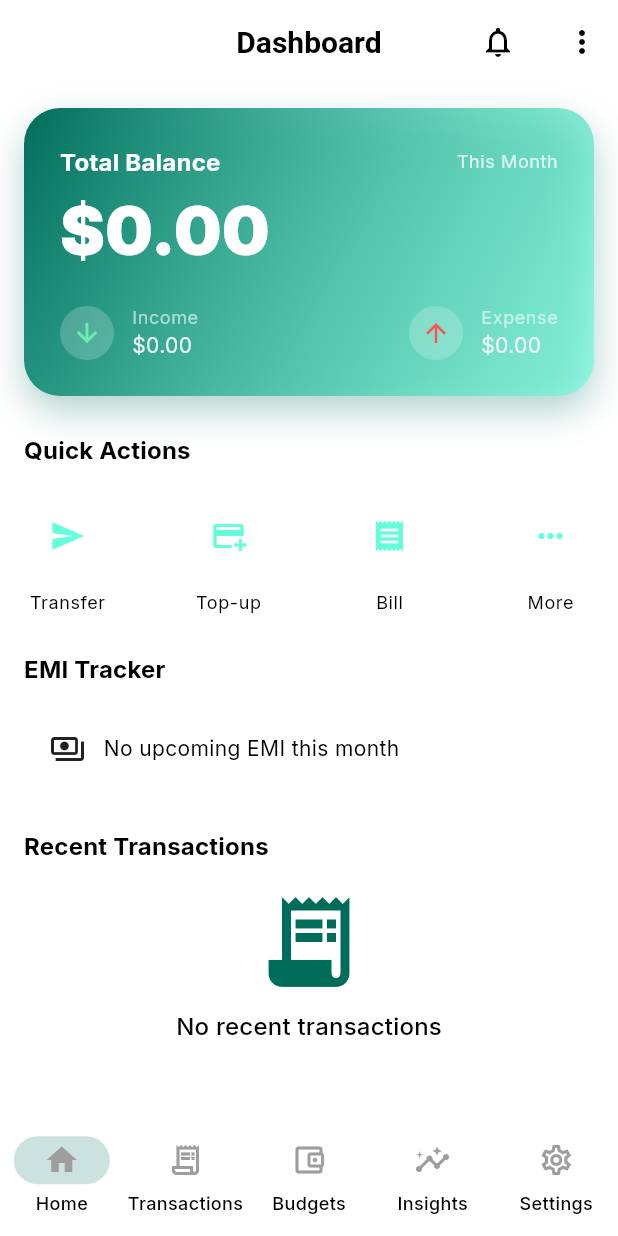
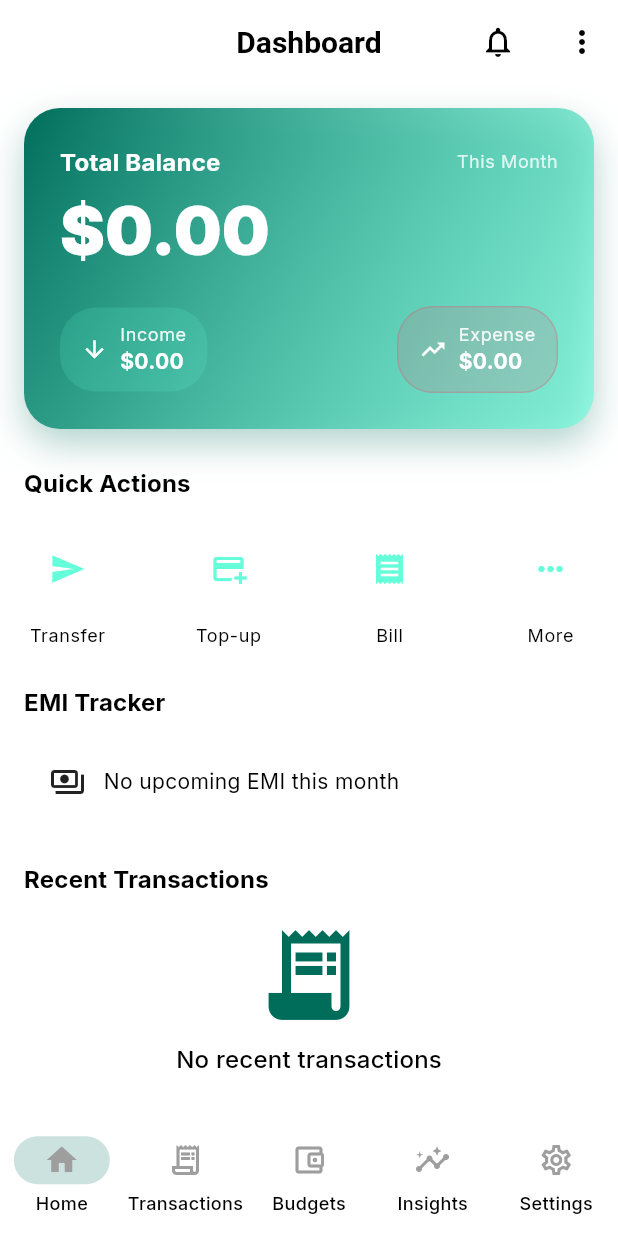
Before and after one commit to KameshEas/Cashlyze_Flutter, a Flutter app: the screen it shows once a user with an empty profile is signed in, on a phone screen of 412 x 824 dp. Run offline on Flutter 3.47's test engine with Material 3 defaults, Android fonts, the phone set to English and light mode, and no system bars; our stand-ins replace dio, firebase_analytics, firebase_auth, firebase_core, firebase_crashlytics, firebase_database and 6 more; accounts and stored records are empty.

Commit message:
style(home): update balance detail widget styling to use theme colors
Refactor the balance detail widget to use theme colors for better consistency.
Added container styling with rounded corners and improved icon visibility.

```diff
--- a/lib/features/home/home_screen.dart
+++ b/lib/features/home/home_screen.dart
@@ -91,22 +91,41 @@ class HomeScreen extends ConsumerWidget {
         ),
         const SizedBox(height: 24),
         Row(mainAxisAlignment: MainAxisAlignment.spaceBetween, children: [
-          _buildBalanceDetail(context, 'Income', formatAmount(kpis.income, currency), Icons.arrow_downward, Colors.greenAccent),
-          _buildBalanceDetail(context, 'Expense', formatAmount(kpis.expense, currency), Icons.arrow_upward, Colors.redAccent),
+          _buildBalanceDetail(context, 'Income', formatAmount(kpis.income, currency), Icons.arrow_downward, Theme.of(context).colorScheme.secondary),
+          _buildBalanceDetail(context, 'Expense', formatAmount(kpis.expense, currency), Icons.arrow_upward, Theme.of(context).colorScheme.error),
         ]),
       ]),
     );
   }
 
   Widget _buildBalanceDetail(BuildContext context, String label, String amount, IconData icon, Color color) {
-    return Row(children: [
-      Container(padding: const EdgeInsets.all(8), decoration: BoxDecoration(color: Colors.white.withValues(alpha: 0.2), shape: BoxShape.circle), child: Icon(icon, color: color, size: 20)),
-      const SizedBox(width: 12),
-      Column(crossAxisAlignment: CrossAxisAlignment.start, children: [
-        Text(label, style: Theme.of(context).textTheme.bodySmall?.copyWith(color: Colors.white.withValues(alpha: 0.6))),
-        Text(amount, style: Theme.of(context).textTheme.bodyMedium?.copyWith(color: Colors.white.withValues(alpha: 0.9))),
-      ]),
-    ]);
+    final scheme = Theme.of(context).colorScheme;
+    final isExpense = label.toLowerCase().contains('expense');
+    final bg = isExpense ? scheme.error.withValues(alpha: 0.2) : color.withValues(alpha: 0.15);
+    final border = isExpense ? Border.all(color: scheme.error.withValues(alpha: 0.35)) : null;
+    final ic = isExpense ? Icons.trending_up : icon;
+    return Container(
+      padding: const EdgeInsets.symmetric(horizontal: 14, vertical: 10),
+      decoration: BoxDecoration(
+        color: bg,
+        borderRadius: BorderRadius.circular(24),
+        border: border,
+      ),
+      child: Row(
+        mainAxisSize: MainAxisSize.min,
+        children: [
+          Icon(ic, color: Colors.white, size: 18),
+          const SizedBox(width: 8),
+          Column(
+            crossAxisAlignment: CrossAxisAlignment.start,
+            children: [
+              Text(label, style: Theme.of(context).textTheme.bodySmall?.copyWith(color: Colors.white.withValues(alpha: 0.9))),
+              Text(amount, style: Theme.of(context).textTheme.bodyMedium?.copyWith(color: Colors.white, fontWeight: FontWeight.w700)),
+            ],
+          ),
+        ],
+      ),
+    );
   }
 
   Widget _buildQuickActions(BuildContext context, WidgetRef ref) {
```
